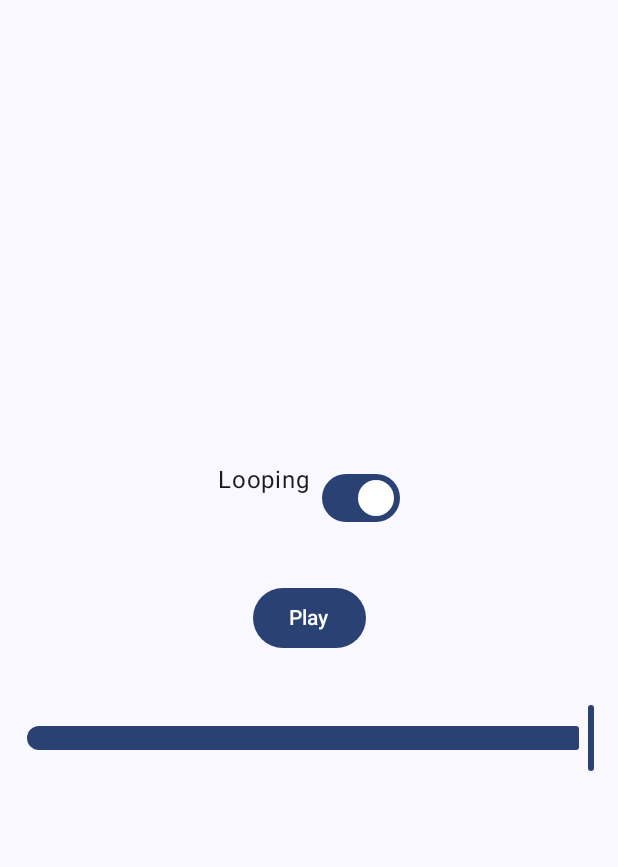
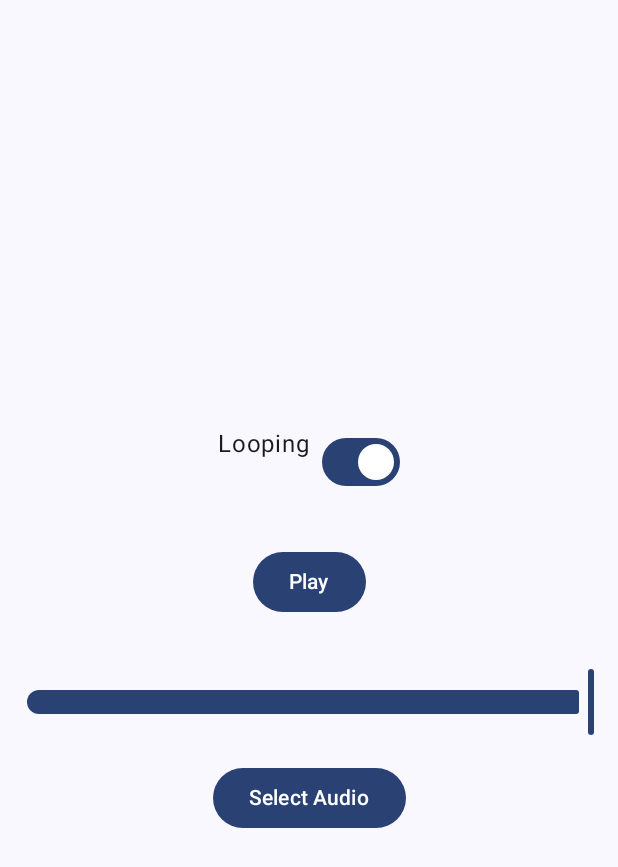
Before and after one commit to annedawson/WhiteNoise, an Android app built with Jetpack Compose: the composable WhiteNoisePlayer shown on its own in the app's theme, on a phone screen of 412 x 824 dp. Shown: the top 867 px of the screen. Run offline under Robolectric (Android 15) with nearby library versions, the phone set to English and light mode, and no system bars.

Commit message:
Fourth commit - added a file selector 23/10/24, 10:24 PT

```diff
--- a/app/build.gradle.kts
+++ b/app/build.gradle.kts
@@ -66,4 +66,5 @@ dependencies {
     androidTestImplementation(libs.androidx.ui.test.junit4)
     debugImplementation(libs.androidx.ui.tooling)
     debugImplementation(libs.androidx.ui.test.manifest)
+    implementation("androidx.activity:activity-compose:1.8.2")
 }
--- a/app/src/main/java/net/annedawson/whitenoise/MainActivity.kt
+++ b/app/src/main/java/net/annedawson/whitenoise/MainActivity.kt
@@ -3,6 +3,7 @@
 package net.annedawson.whitenoise
 
 import android.media.MediaPlayer
+import android.net.Uri
 import android.os.Bundle
 import androidx.activity.ComponentActivity
 import androidx.activity.compose.setContent
@@ -13,6 +14,11 @@ import androidx.compose.ui.Alignment
 import androidx.compose.ui.Modifier
 import androidx.compose.ui.platform.LocalContext
 import androidx.compose.ui.unit.dp
+import androidx.activity.compose.rememberLauncherForActivityResult
+import androidx.activity.result.ActivityResult
+import androidx.activity.result.contract.ActivityResultContracts
+import android.app.Activity
+import android.content.Intent
 
 class MainActivity : ComponentActivity() {
     override fun onCreate(savedInstanceState: Bundle?) {
@@ -42,6 +48,8 @@ fun WhiteNoisePlayer(modifier: Modifier = Modifier) {
     val mediaPlayer = remember { MediaPlayer.create(context, R.raw.whitenoise) }
     var sliderPosition by remember { mutableStateOf(1f) }
     var isLooping by remember { mutableStateOf(true) }
+    var selectedAudioUri by remember { mutableStateOf<Uri?>(null) } // Store URI
+
 
     // Set looping based on the state
     mediaPlayer.isLooping = isLooping
@@ -90,6 +98,27 @@ fun WhiteNoisePlayer(modifier: Modifier = Modifier) {
             },
             modifier = Modifier.padding(16.dp)
         )
+
+
+
+        val launcher = rememberLauncherForActivityResult(
+            contract = ActivityResultContracts.StartActivityForResult()
+        ) { result ->
+            if (result.resultCode == Activity.RESULT_OK) {
+                selectedAudioUri = result.data?.data
+            }
+        }
+
+        Button(onClick = {
+            val intent = Intent(Intent.ACTION_OPEN_DOCUMENT).apply {
+                type = "audio/*"
+                addCategory(Intent.CATEGORY_OPENABLE)
+            }
+            launcher.launch(intent) // Launch the intent using the launcher
+        }) {
+            Text("Select Audio")
+        }
+
     }
 
     DisposableEffect(Unit) {
```
